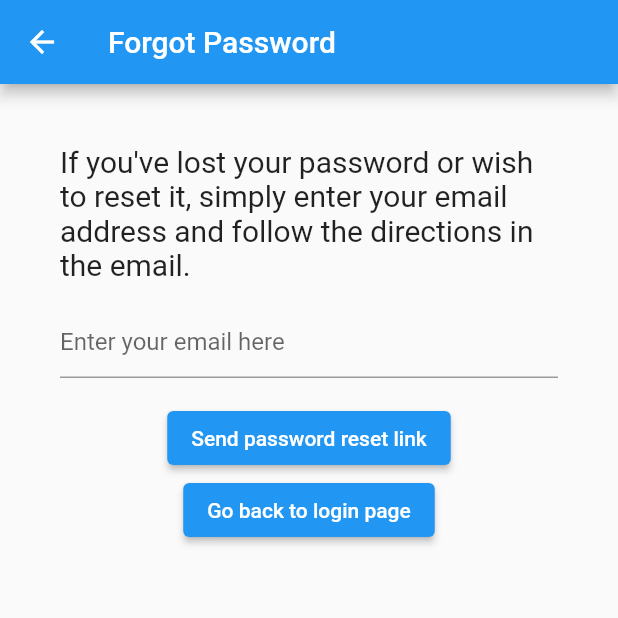
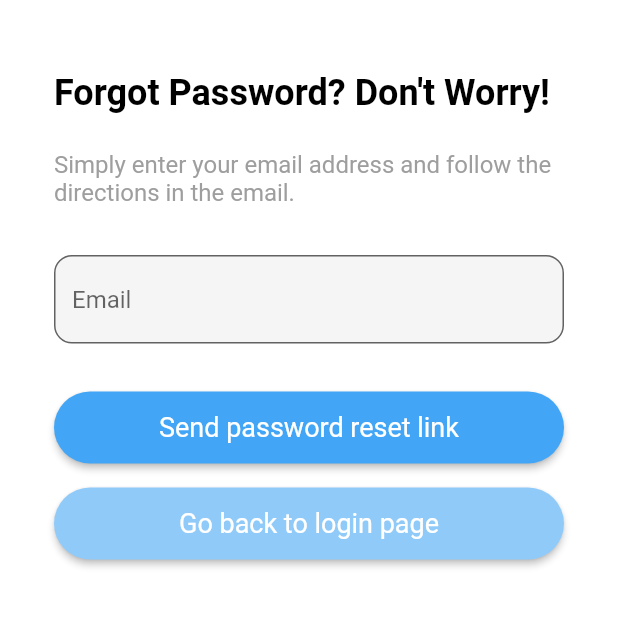
Before and after one commit to FrozenBirdXD/FrozenNotes, a Flutter app: the ForgotPasswordView screen opened directly, on a phone screen of 412 x 824 dp, the top half of it. Run offline on Flutter 3.47's test engine with Material 2 defaults, Android fonts, the phone set to English and light mode, and no system bars; our stand-ins replace bloc, cloud_firestore, equatable, firebase_auth, firebase_core, firebase_crashlytics and 2 more; accounts and stored records are empty; generated files the repository leaves out were written again.

Commit message:
style forgot password page

```diff
--- a/lib/views/forgot_password_view.dart
+++ b/lib/views/forgot_password_view.dart
@@ -43,53 +43,114 @@ class _ForgotPasswordViewState extends State<ForgotPasswordView> {
         },
         child: Scaffold(
           resizeToAvoidBottomInset: false,
-          appBar: AppBar(title: const Text('Forgot Password')),
-          body: Padding(
-            padding: const EdgeInsets.all(40.0),
+          backgroundColor: Colors.white,
+          body: SafeArea(
+            child: SingleChildScrollView(
+              child: Padding(
+                padding: const EdgeInsets.symmetric(
+                  horizontal: 36.0,
+                  vertical: 48.0,
+                ),
                 child: Column(
+                  crossAxisAlignment: CrossAxisAlignment.start,
                   children: [
                     const Text(
-                  "If you've lost your password or wish to reset it, simply enter your email address and follow the directions in the email.",
-                  style: TextStyle(fontSize: 20.0),
+                      "Forgot Password? Don't Worry!",
+                      style: TextStyle(
+                        fontSize: 24.0,
+                        fontWeight: FontWeight.bold,
+                        color: Colors.black,
+                      ),
                     ),
                     const SizedBox(
-                  height: 16.0,
+                      height: 24.0,
+                    ),
+                    const Text(
+                      'Simply enter your email address and follow the directions in the email.',
+                      style: TextStyle(
+                        fontSize: 16.0,
+                        color: Colors.grey,
+                      ),
+                    ),
+                    const SizedBox(
+                      height: 32.0,
                     ),
                     // email text field
-                TextField(
+                    TextFormField(
                       controller: _controller,
                       autocorrect: false,
                       keyboardType: TextInputType.emailAddress,
                       enableSuggestions: false,
-                  decoration: const InputDecoration(
-                    hintText: 'Enter your email here',
+                      decoration: InputDecoration(
+                        hintText: 'Email',
+                        filled: true,
+                        fillColor: Colors.grey[250],
+                        border: OutlineInputBorder(
+                          borderRadius: BorderRadius.circular(12.0),
+                          borderSide: BorderSide(
+                            color: Colors.grey[300]!,
+                          ),
+                        ),
+                        focusedBorder: OutlineInputBorder(
+                          borderRadius: BorderRadius.circular(12.0),
+                          borderSide: BorderSide(
+                            color: Colors.blue[300]!,
+                          ),
+                        ),
+                      ),
+                    ),
+                    const SizedBox(
+                      height: 32.0,
+                    ),
+                    // send email button
+                    SizedBox(
+                      width: double.infinity,
+                      height: 48.0,
+                      child: ElevatedButton(
+                        onPressed: () async {
+                          final email = _controller.text;
+
+                          FocusScope.of(context).unfocus(); // hide keyboard
+                          // send mail
+                          BlocProvider.of<AuthBloc>(context).add(
+                            AuthForgotPasswordEvent(email: email),
+                          );
+                        },
+                        style: ElevatedButton.styleFrom(
+                          backgroundColor: Colors.blue[400],
+                          textStyle: const TextStyle(fontSize: 18.0),
+                          shape: RoundedRectangleBorder(
+                            borderRadius: BorderRadius.circular(30.0),
+                          ),
+                        ),
+                        child: const Text('Send password reset link'),
                       ),
                     ),
                     const SizedBox(
                       height: 16.0,
                     ),
-                // send email button
-                ElevatedButton(
-                  onPressed: () async {
-                    final email = _controller.text;
-
-                    FocusScope.of(context).unfocus(); // hide keyboard
-                    // login
-                    BlocProvider.of<AuthBloc>(context).add(
-                      AuthForgotPasswordEvent(email: email),
-                    );
-                  },
-                  child: const Text('Send password reset link'),
-                ),
-                // Go to register view button
-                ElevatedButton(
+                    // Go to login view button
+                    SizedBox(
+                      width: double.infinity,
+                      height: 48.0,
+                      child: ElevatedButton(
                         onPressed: () {
                           BlocProvider.of<AuthBloc>(context)
                               .add(const AuthLogoutEvent());
                         },
+                        style: ElevatedButton.styleFrom(
+                          backgroundColor: Colors.blue[200],
+                          textStyle: const TextStyle(fontSize: 18.0),
+                          shape: RoundedRectangleBorder(
+                            borderRadius: BorderRadius.circular(30.0),
+                          ),
+                        ),
                         child: const Text('Go back to login page'),
                       ),
+                    ),
                   ],
+                ),
+              ),
             ),
           ),
         ),
```
Lines whose indentation alone changed are shown as unchanged.
